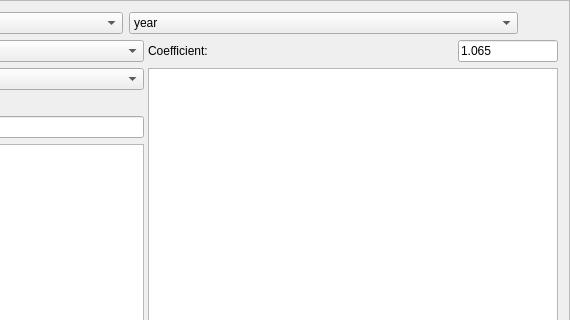
Before: the Qt Designer form frameaddpayment.ui in sadovskiy/sysman, drawn with Qt 5; both pictures show x 278 to 848 and y 0 to 320 of the 848 by 663 pixel window.
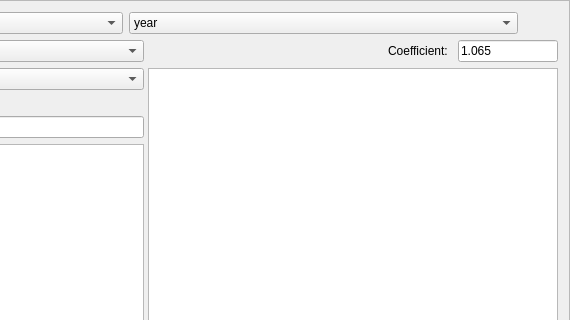
After: the same form once the commit is applied.

Patch:
```diff
--- a/frameaddpayment.ui
+++ b/frameaddpayment.ui
@@ -332,6 +332,19 @@
       <layout class="QVBoxLayout" name="verticalLayout_2">
        <item>
         <layout class="QHBoxLayout" name="horizontalLayout">
+         <item>
+          <spacer name="horizontalSpacer_2">
+           <property name="orientation">
+            <enum>Qt::Horizontal</enum>
+           </property>
+           <property name="sizeHint" stdset="0">
+            <size>
+             <width>40</width>
+             <height>20</height>
+            </size>
+           </property>
+          </spacer>
+         </item>
          <item>
           <widget class="QLabel" name="label">
            <property name="sizePolicy">
```
Left out of the diff: 8 changed lines with no effect on the pictures.
